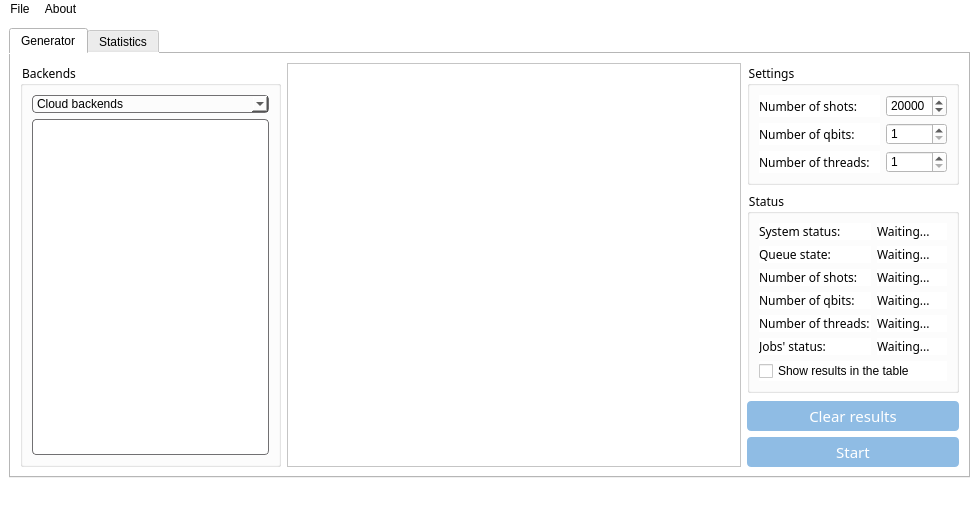
Above: MainWindow.ui from rialbat/IBMqRNG before the change. Below: the same form after it.
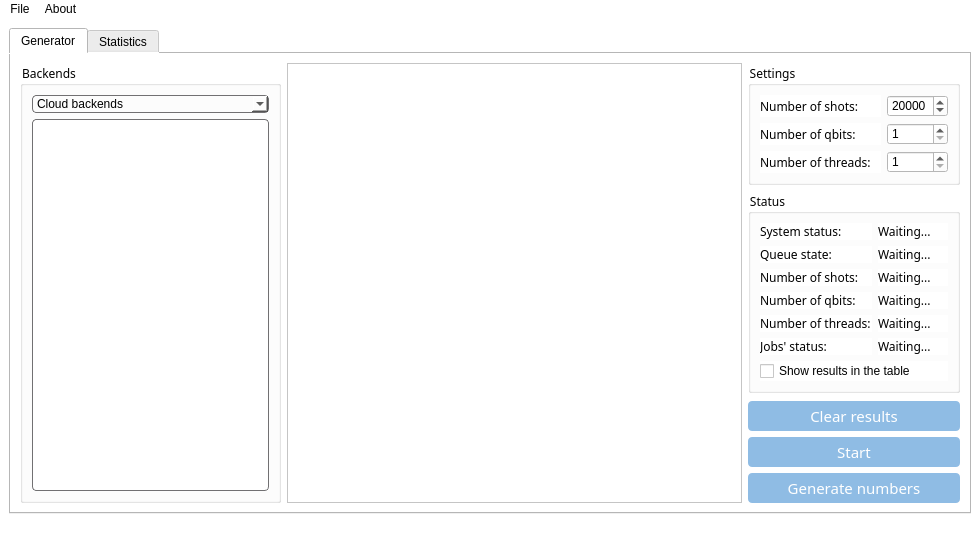
That is the form after the change. Icons and pictures are not drawn. Custom widgets are drawn as their Qt base class.

Commit message: Now it generate numbers!

```diff
--- a/MainWindow.ui
+++ b/MainWindow.ui
@@ -6,8 +6,8 @@
    <rect>
     <x>0</x>
     <y>0</y>
-    <width>979</width>
-    <height>503</height>
+    <width>980</width>
+    <height>545</height>
    </rect>
   </property>
   <property name="minimumSize">
@@ -225,6 +225,30 @@
 	font-size:15px;
 	font-family:Century Gothic, sans-serif;
 	color:rgb(255,255,255);
+}
+#numbersPushButton
+{
+	background:rgb(0,133,252);
+	border-radius:4px;
+	font-size:15px;
+	font-family:Century Gothic, sans-serif;
+	color:rgb(255,255,255);
+}
+#numbersPushButton:pressed
+{
+	background:rgb(0,122,228);
+	border-radius:4px;
+	font-size:15px;
+	font-family:Century Gothic, sans-serif;
+	color:rgb(255,255,255);
+}
+#numbersPushButton:disabled
+{
+	background:rgb(143,188,228);
+	border-radius:4px;
+	font-size:15px;
+	font-family:Century Gothic, sans-serif;
+	color:rgb(255,255,255);
 }</string>
   </property>
   <widget class="QWidget" name="centralwidget">
@@ -657,6 +681,22 @@
                 </property>
                </widget>
               </item>
+              <item>
+               <widget class="QPushButton" name="numbersPushButton">
+                <property name="enabled">
+                 <bool>false</bool>
+                </property>
+                <property name="minimumSize">
+                 <size>
+                  <width>0</width>
+                  <height>30</height>
+                 </size>
+                </property>
+                <property name="text">
+                 <string>Generate numbers</string>
+                </property>
+               </widget>
+              </item>
              </layout>
             </item>
            </layout>
@@ -903,7 +943,7 @@
     <rect>
      <x>0</x>
      <y>0</y>
-     <width>979</width>
+     <width>980</width>
      <height>22</height>
     </rect>
    </property>
```
The commit also changes 4 other files.
